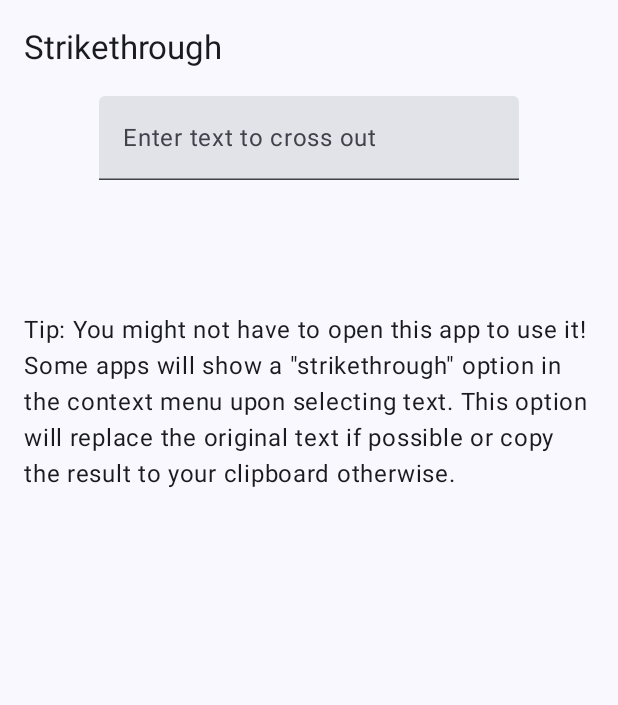
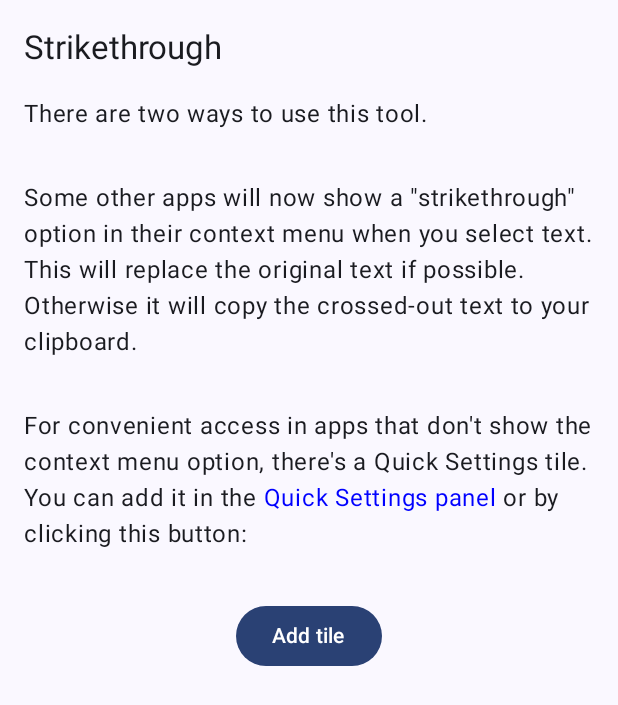
Before and after one commit to mileskrell/strikethrough, an Android app built with Jetpack Compose: the screen it shows after launch (MainActivity), on a phone screen of 412 x 824 dp. Shown: the top 705 px of the screen. Run offline under Robolectric (Android 15) with nearby library versions, the phone set to English and light mode, and no system bars.

Commit message:
Use MainActivity only for instructions; help user add Quick Settings tile

```diff
--- a/app/src/main/java/com/mileskrell/strikethrough/MainActivity.kt
+++ b/app/src/main/java/com/mileskrell/strikethrough/MainActivity.kt
@@ -1,47 +1,46 @@
 package com.mileskrell.strikethrough
 
-import android.content.ClipData
+import android.annotation.SuppressLint
+import android.app.StatusBarManager
+import android.content.ComponentName
+import android.content.Context
+import android.graphics.drawable.Icon
 import android.os.Build
 import android.os.Bundle
 import androidx.activity.ComponentActivity
 import androidx.activity.compose.setContent
 import androidx.activity.enableEdgeToEdge
+import androidx.compose.foundation.isSystemInDarkTheme
 import androidx.compose.foundation.layout.Column
 import androidx.compose.foundation.layout.fillMaxSize
-import androidx.compose.foundation.layout.imePadding
 import androidx.compose.foundation.layout.padding
 import androidx.compose.foundation.rememberScrollState
 import androidx.compose.foundation.verticalScroll
+import androidx.compose.material3.Button
 import androidx.compose.material3.ExperimentalMaterial3Api
-import androidx.compose.material3.FloatingActionButton
-import androidx.compose.material3.Icon
 import androidx.compose.material3.Scaffold
 import androidx.compose.material3.SnackbarHost
 import androidx.compose.material3.SnackbarHostState
 import androidx.compose.material3.Text
-import androidx.compose.material3.TextField
 import androidx.compose.material3.TopAppBar
 import androidx.compose.runtime.Composable
-import androidx.compose.runtime.LaunchedEffect
-import androidx.compose.runtime.getValue
-import androidx.compose.runtime.mutableStateOf
 import androidx.compose.runtime.remember
 import androidx.compose.runtime.rememberCoroutineScope
-import androidx.compose.runtime.saveable.rememberSaveable
-import androidx.compose.runtime.setValue
 import androidx.compose.ui.Alignment
 import androidx.compose.ui.Modifier
-import androidx.compose.ui.focus.FocusRequester
-import androidx.compose.ui.focus.focusRequester
-import androidx.compose.ui.platform.ClipEntry
-import androidx.compose.ui.platform.LocalClipboardManager
+import androidx.compose.ui.graphics.Color
 import androidx.compose.ui.platform.LocalContext
-import androidx.compose.ui.res.painterResource
 import androidx.compose.ui.res.stringResource
+import androidx.compose.ui.text.LinkAnnotation
+import androidx.compose.ui.text.SpanStyle
+import androidx.compose.ui.text.TextLinkStyles
+import androidx.compose.ui.text.buildAnnotatedString
+import androidx.compose.ui.text.withLink
 import androidx.compose.ui.tooling.preview.Preview
 import androidx.compose.ui.unit.dp
 import com.mileskrell.strikethrough.ui.theme.StrikethroughTheme
 import kotlinx.coroutines.launch
+import java.util.concurrent.Executors
 
 class MainActivity : ComponentActivity() {
     override fun onCreate(savedInstanceState: Bundle?) {
@@ -55,11 +54,10 @@ class MainActivity : ComponentActivity() {
     }
 }
 
+@SuppressLint("WrongConstant")
 @OptIn(ExperimentalMaterial3Api::class)
 @Composable
 private fun MainActivityContent() {
-    var input by rememberSaveable { mutableStateOf("") }
-    val processedText = strikeText(input)
     val snackbarHostState = remember { SnackbarHostState() }
     Scaffold(
         modifier = Modifier.fillMaxSize(),
@@ -69,54 +67,67 @@ private fun MainActivityContent() {
         snackbarHost = {
             SnackbarHost(snackbarHostState)
         },
-        floatingActionButton = {
-            if (input.isNotEmpty()) {
+    ) { innerPadding ->
+        Column(
+            modifier = Modifier.verticalScroll(rememberScrollState()).padding(innerPadding).padding(horizontal = 16.dp),
+        ) {
+            Text(
+                text = stringResource(R.string.how_to_use_this_app_title),
+            )
+            Text(
+                text = stringResource(R.string.context_menu_instructions),
+                modifier = Modifier.padding(top = 32.dp),
+            )
+
+            val isDarkTheme = isSystemInDarkTheme()
+            Text(
+                text = buildAnnotatedString {
+                    append(stringResource(R.string.quick_settings_instructions_1))
+                    withLink(
+                        LinkAnnotation.Url(
+                            url = stringResource(R.string.google_support_quick_settings_url),
+                            styles = TextLinkStyles(SpanStyle(color = if (isDarkTheme) Color.Cyan else Color.Blue)),
+                        ),
+                    ) {
+                        append(stringResource(R.string.quick_settings_instructions_2))
+                    }
+                    append(stringResource(if (canShowAddTileRequest) R.string.quick_settings_instructions_3_can_show_add_tile_request else R.string.quick_settings_instructions_3_cannot_show_add_tile_request))
+                },
+                modifier = Modifier.padding(top = 32.dp),
+            )
+
+            if (canShowAddTileRequest) {
                 val context = LocalContext.current
-                val clipboardManager = LocalClipboardManager.current
                 val scope = rememberCoroutineScope()
-                FloatingActionButton(
+                Button(
                     onClick = {
-                        val clip = ClipData.newPlainText(context.getString(R.string.clip_data_label), processedText)
-                        clipboardManager.setClip(ClipEntry(clip))
-                        if (Build.VERSION.SDK_INT <= Build.VERSION_CODES.S_V2) {
+                        val statusBarManager = context.getSystemService(Context.STATUS_BAR_SERVICE) as StatusBarManager
+                        statusBarManager.requestAddTileService(
+                            ComponentName(context, StrikethroughTileService::class.java),
+                            context.getString(R.string.app_name),
+                            Icon.createWithResource(context, R.drawable.ic_launcher_foreground),
+                            Executors.newSingleThreadExecutor(),
+                        ) { resultCode ->
+                            val toastMessageRes = when (resultCode) {
+                                StatusBarManager.TILE_ADD_REQUEST_RESULT_TILE_ADDED -> R.string.tile_add_request_result_tile_added
+                                StatusBarManager.TILE_ADD_REQUEST_RESULT_TILE_ALREADY_ADDED -> R.string.tile_add_request_result_tile_already_added
+                                else -> R.string.tile_add_request_result_tile_not_added
+                            }
                             scope.launch {
-                                snackbarHostState.showSnackbar(context.getString(R.string.copied_to_clipboard_confirmation))
+                                snackbarHostState.showSnackbar(context.getString(toastMessageRes))
                             }
                         }
                     },
-                    modifier = Modifier.imePadding(),
+                    modifier = Modifier.align(Alignment.CenterHorizontally).padding(top = 32.dp),
                 ) {
-                    Icon(
-                        painter = painterResource(R.drawable.outline_content_copy_24),
-                        tint = null,
-                        contentDescription = stringResource(R.string.copy_to_clipboard_action),
-                    )
+                    Text(stringResource(R.string.add_quick_settings_tile_button_label))
                 }
             }
-        },
-    ) { innerPadding ->
-        Column(
-            modifier = Modifier.verticalScroll(rememberScrollState()).padding(innerPadding).padding(horizontal = 16.dp),
-            horizontalAlignment = Alignment.CenterHorizontally,
-        ) {
-            val focusRequester = remember { FocusRequester() }
-            LaunchedEffect(Unit) { focusRequester.requestFocus() }
-            TextField(
-                value = input,
-                onValueChange = { input = it },
-                modifier = Modifier.focusRequester(focusRequester),
-                placeholder = { Text(stringResource(R.string.text_field_placeholder)) },
-            )
-            Text(
-                text = processedText,
-                modifier = Modifier.padding(vertical = 32.dp),
-            )
-            Text(
-                text = stringResource(R.string.use_context_menu_suggestion),
-            )
         }
     }
 }
+
+private val canShowAddTileRequest = Build.VERSION.SDK_INT >= 33
 
 @Preview(showBackground = true)
 @Composable
--- a/app/src/main/res/drawable/outline_content_copy_24.xml
+++ /dev/null
@@ -1,5 +0,0 @@
-<vector xmlns:android="http://schemas.android.com/apk/res/android" android:autoMirrored="true" android:height="24dp" android:tint="#000000" android:viewportHeight="960" android:viewportWidth="960" android:width="24dp">
-
-    <path android:fillColor="@android:color/white" android:pathData="M360,720Q327,720 303.5,696.5Q280,673 280,640L280,160Q280,127 303.5,103.5Q327,80 360,80L720,80Q753,80 776.5,103.5Q800,127 800,160L800,640Q800,673 776.5,696.5Q753,720 720,720L360,720ZM360,640L720,640Q720,640 720,640Q720,640 720,640L720,160Q720,160 720,160Q720,160 720,160L360,160Q360,160 360,160Q360,160 360,160L360,640Q360,640 360,640Q360,640 360,640ZM200,880Q167,880 143.5,856.5Q120,833 120,800L120,240L200,240L200,800Q200,800 200,800Q200,800 200,800L640,800L640,880L200,880ZM360,640Q360,640 360,640Q360,640 360,640L360,160Q360,160 360,160Q360,160 360,160L360,160Q360,160 360,160Q360,160 360,160L360,640Q360,640 360,640Q360,640 360,640Z"/>
-
-</vector>
--- a/app/src/main/res/values/strings.xml
+++ b/app/src/main/res/values/strings.xml
@@ -4,5 +4,15 @@
     <string name="copy_to_clipboard_action">Copy to clipboard</string>
     <string name="copied_to_clipboard_confirmation">Copied to clipboard</string>
     <string name="clip_data_label">crossed out text</string>
-    <string name="use_context_menu_suggestion">Tip: You might not have to open this app to use it! Some apps will show a \"strikethrough\" option in the context menu upon selecting text. This option will replace the original text if possible or copy the result to your clipboard otherwise.</string>
+    <string name="how_to_use_this_app_title">There are two ways to use this tool.</string>
+    <string name="context_menu_instructions">Some other apps will now show a \"strikethrough\" option in their context menu when you select text. This will replace the original text if possible. Otherwise it will copy the crossed-out text to your clipboard.</string>
+    <string name="quick_settings_instructions_1">"For convenient access in apps that don't show the context menu option, there's a Quick Settings tile. You can add it in the "</string>
+    <string name="quick_settings_instructions_2">Quick Settings panel</string>
+    <string name="google_support_quick_settings_url" translatable="false">https://support.google.com/android/answer/9083864</string>
+    <string name="quick_settings_instructions_3_can_show_add_tile_request">" or by clicking this button:"</string>
+    <string name="quick_settings_instructions_3_cannot_show_add_tile_request">.</string>
+    <string name="add_quick_settings_tile_button_label">Add tile</string>
+    <string name="tile_add_request_result_tile_added">Tile added!</string>
+    <string name="tile_add_request_result_tile_already_added">Tile already added!</string>
+    <string name="tile_add_request_result_tile_not_added">Could not add tile automatically. You can add the tile manually from Quick Settings.</string>
 </resources>
```
Also changed, not shown: 1 other file.
